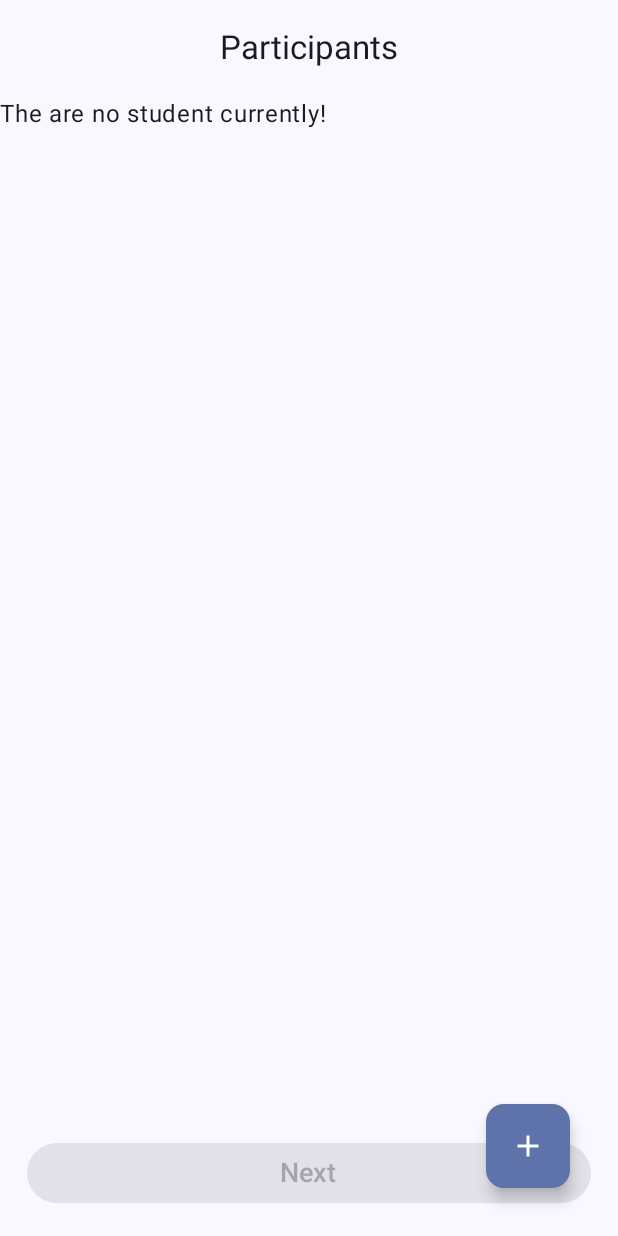
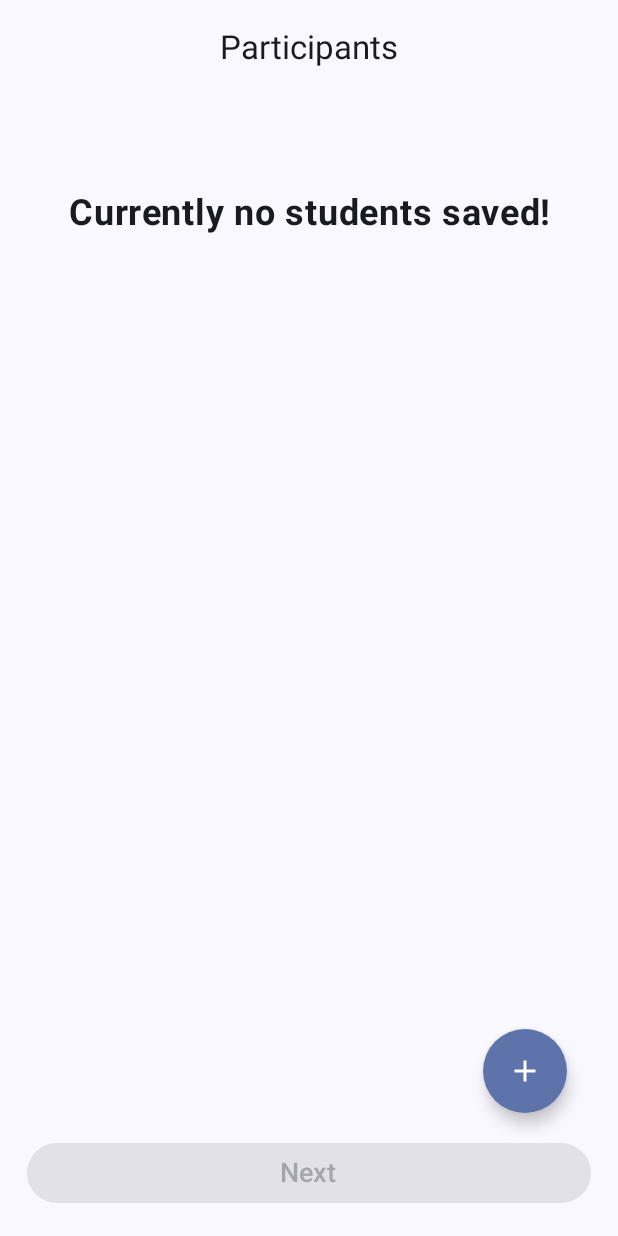
Before and after one commit to ycorredius/LapTracks, an Android app built with Jetpack Compose: the screen it shows after launch (MainActivity), on a phone screen of 412 x 824 dp. Run offline under Robolectric (Android 15) with nearby library versions, the phone set to English and light mode, and no system bars; our stand-ins replace Dagger/Hilt's generated code, Room's generated code.

Commit message:
Updates participant screen empty student list text.

```diff
--- a/app/src/main/java/com/example/laptracks/ui/views/ParticipantScreen.kt
+++ b/app/src/main/java/com/example/laptracks/ui/views/ParticipantScreen.kt
@@ -1,11 +1,14 @@
 package com.example.laptracks.ui.views
 
 import androidx.compose.foundation.layout.Arrangement
+import androidx.compose.foundation.layout.Box
 import androidx.compose.foundation.layout.Column
 import androidx.compose.foundation.layout.Row
 import androidx.compose.foundation.layout.fillMaxSize
 import androidx.compose.foundation.layout.fillMaxWidth
 import androidx.compose.foundation.layout.padding
+import androidx.compose.foundation.layout.wrapContentSize
+import androidx.compose.foundation.shape.CircleShape
 import androidx.compose.material.icons.Icons
 import androidx.compose.material.icons.filled.Add
 import androidx.compose.material3.Button
@@ -23,6 +26,8 @@ import androidx.compose.runtime.getValue
 import androidx.compose.ui.Alignment
 import androidx.compose.ui.Modifier
 import androidx.compose.ui.res.stringResource
+import androidx.compose.ui.text.font.FontWeight
+import androidx.compose.ui.text.style.TextAlign
 import androidx.compose.ui.tooling.preview.Preview
 import androidx.compose.ui.unit.dp
 import androidx.compose.ui.unit.sp
@@ -59,25 +64,15 @@ fun ParticipantScreen(
         scrollBehavior = scrollBehavior
       )
     },
-    floatingActionButton = {
-      FloatingActionButton(
-        onClick = { navigateToStudentEntry() },
-        shape = MaterialTheme.shapes.medium,
-        modifier = Modifier.padding(16.dp)
-        ) {
-        Icon(
-          imageVector = Icons.Default.Add,
-          contentDescription = "Add button"
-        )
-      }
-    }) { innerPadding ->
+    ) { innerPadding ->
 
     ParticipantBody(
       modifier = Modifier.padding(innerPadding),
       participants = workoutUiState.participantsList,
       students = studentUiState.studentsList,
       onCheckBoxChange = { workoutViewModel.setParticipants(it) },
-      navigateToInterval = navigateToInterval
+      navigateToInterval = navigateToInterval,
+      navigateToStudentEntry = navigateToStudentEntry
     )
 
   }
@@ -89,7 +84,8 @@ private fun ParticipantBody(
   participants: Map<String,List<Long>>,
   students: List<Student>,
   navigateToInterval: () -> Unit,
-  onCheckBoxChange: (Student) -> Unit = {}
+  onCheckBoxChange: (Student) -> Unit = {},
+  navigateToStudentEntry: () -> Unit
 ) {
   Column(
     modifier = modifier
@@ -97,7 +93,13 @@ private fun ParticipantBody(
     verticalArrangement = Arrangement.SpaceBetween
   ) {
     if (students.isEmpty()){
-      Text(text = "The are no student currently!")
+      Column(modifier = modifier.fillMaxWidth(), horizontalAlignment = Alignment.CenterHorizontally) {
+        Text(text = "Currently no students saved!",
+          modifier = Modifier,
+          textAlign = TextAlign.Center,
+          fontSize = 24.sp,
+          fontWeight = FontWeight.Bold)
+      }
     }else {
       ParticipantList(
         studentList = students,
@@ -105,13 +107,23 @@ private fun ParticipantBody(
         onCheckBoxChange = { onCheckBoxChange(it) }
       )
     }
-    Row(
-      horizontalArrangement = Arrangement.SpaceAround,
-      verticalAlignment = Alignment.Bottom,
+    Column(
       modifier = Modifier
         .fillMaxWidth()
         .padding(18.dp)
     ) {
+      FloatingActionButton(
+        onClick = { navigateToStudentEntry() },
+        shape = CircleShape,
+        modifier = Modifier
+          .padding(16.dp)
+          .align(alignment = Alignment.End)
+      ) {
+        Icon(
+          imageVector = Icons.Default.Add,
+          contentDescription = "Add button"
+        )
+      }
       Button(
         onClick = { navigateToInterval() },
         enabled = participants.isNotEmpty(),
@@ -159,6 +171,20 @@ fun ParticipantScreenPreview() {
       Student(firstName = "Billy", lastName = "Smith", displayName = "BSmith")
     ),
     onCheckBoxChange = { /* nothing */},
-    navigateToInterval = { /* nothing */}
+    navigateToInterval = { /* nothing */},
+    navigateToStudentEntry = {}
   )
 }
+
+@Preview
+@Composable
+fun ParticipantEmptyScreenPreview(){
+  ParticipantBody(
+    modifier = Modifier,
+    participants = emptyMap(),
+    students = emptyList(),
+    onCheckBoxChange = { /* nothing */},
+    navigateToInterval = { /* nothing */},
+    navigateToStudentEntry = {}
+  )
+}
```
